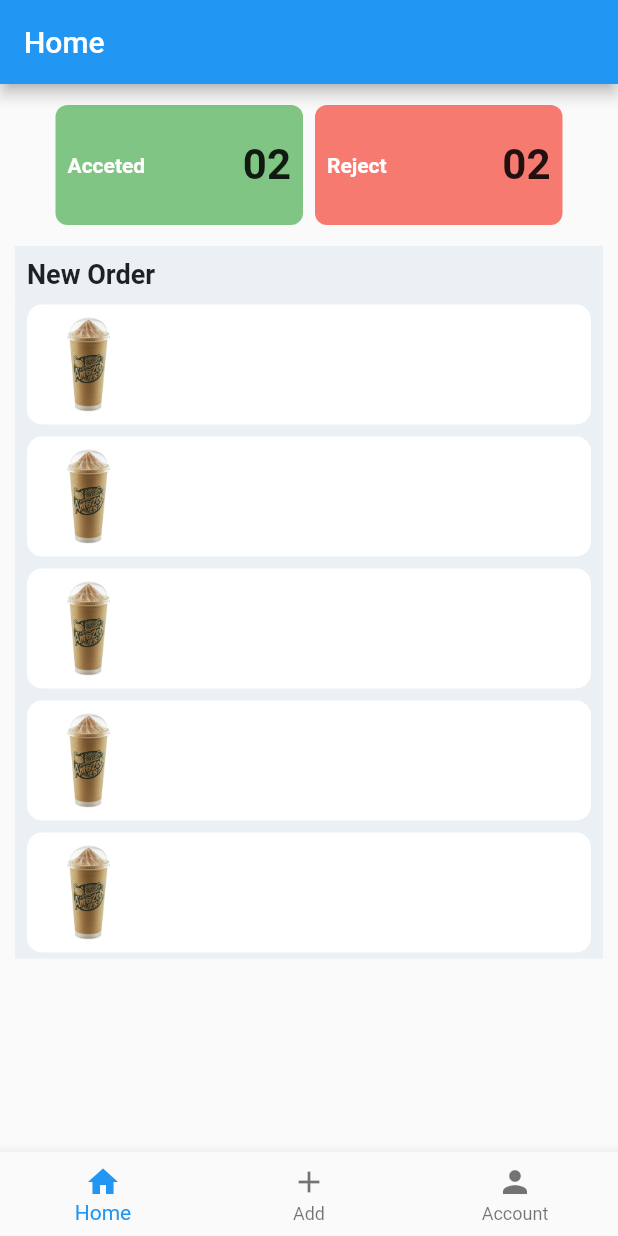
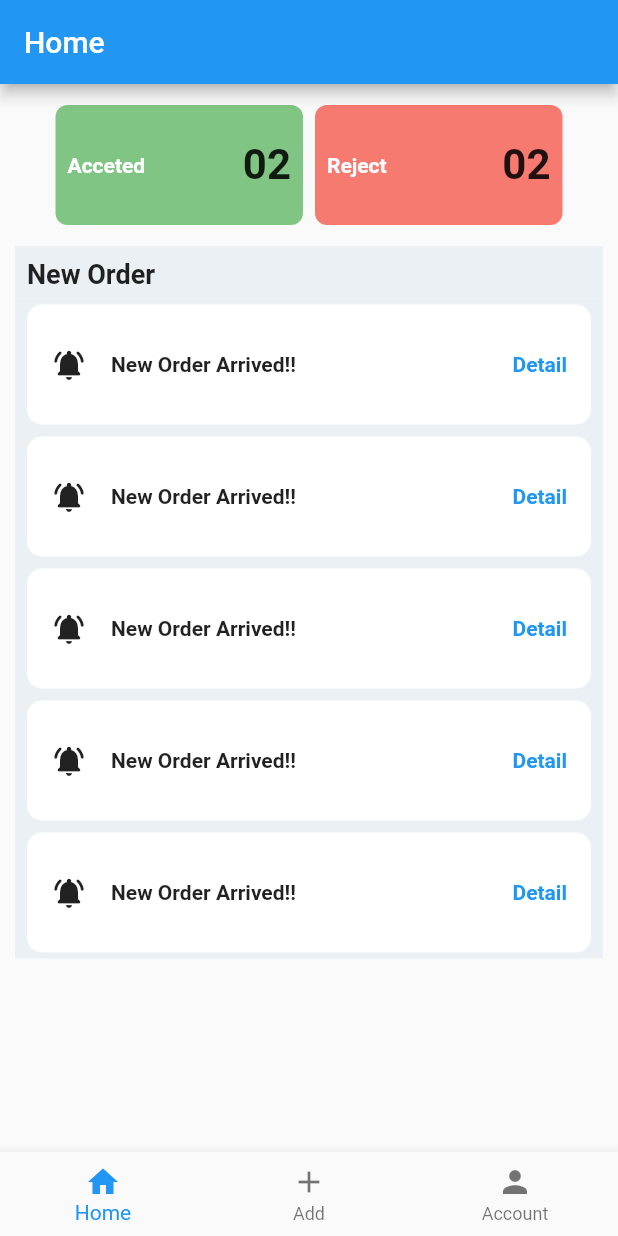
Before and after one commit to MounSovongdy/LoyEat_Merchant_App, a Flutter app: the screen it shows after launch, on a phone screen of 412 x 824 dp. Run offline on Flutter 3.47's test engine with Material 2 defaults, Android fonts, the phone set to English and light mode, and no system bars; our stand-ins replace cloud_firestore, firebase_core, get; accounts and stored records are empty.

Commit message:
latest upate

```diff
--- a/lib/src/srceen/account_screen.dart
+++ b/lib/src/srceen/account_screen.dart
@@ -57,10 +57,6 @@ class _AccountSrceenState extends State<AccountSrceen> {
                   child: Column(
                     mainAxisAlignment: MainAxisAlignment.start,
                     children: const [
-                      // Padding(
-                      //   padding: EdgeInsets.all(2),
-                      //   child: Text('Bay Kor Dot',style: TextStyle(fontWeight: FontWeight.bold,fontSize: 18,)),
-                      // ),
 
                     ],
                   ),
@@ -83,7 +79,7 @@ class _AccountSrceenState extends State<AccountSrceen> {
       ],
     );
   }
-   Widget get logoutbtn {
+  Widget get logoutbtn {
     return InkWell(
       child: Padding(
         padding: const EdgeInsets.symmetric(vertical: 32, horizontal: 10),
--- a/lib/src/srceen/home_srceen.dart
+++ b/lib/src/srceen/home_srceen.dart
@@ -1,7 +1,8 @@
 // ignore_for_file: deprecated_member_use
 
 import 'package:flutter/material.dart';
-import 'package:loy_eat_merchant_app/src/widget/list_new_order_widget.dart';
+import 'package:loy_eat_merchant_app/src/srceen/list_new_order_srceen.dart';
+import 'package:loy_eat_merchant_app/src/srceen/order_datail_screen.dart';
 
 class HomeSrceen extends StatefulWidget {
   const HomeSrceen({Key? key}) : super(key: key);
@@ -142,118 +143,46 @@ class _HomeSrceenState extends State<HomeSrceen> {
                   shrinkWrap: true,
                   itemCount: 8,
                   itemBuilder: (BuildContext context, int index) {
-                    return InkWell(
-                      child: Container(
+                    return Container(
                       margin: const EdgeInsets.symmetric(vertical: 4, horizontal: 8),
                       height: 80,
                       decoration: BoxDecoration(
                         color: const Color.fromARGB(255, 255, 255, 255),
                         borderRadius: BorderRadius.circular(10),
                       ),
-                        child: Column(
+                      child: Padding(
+                        padding: const EdgeInsets.all(8),
+                        child: Row(
                           children: [
-                            Row(
-                              children: [
-                                Padding(
-                                  padding: const EdgeInsets.all(4),
-                                  child: Container(
-                                    height: 72.0,
-                                    width: 72.0,
-                                    decoration: const BoxDecoration(
-                                      image: DecorationImage(
-                                        image:
-                                            AssetImage('assets/image/amazon_coffee.jpg'),
-                                        fit: BoxFit.fill,
-                                      ),
-                                      shape: BoxShape.circle,
-                                    ),
-                                  ),
+                            Container(
+                              padding: const EdgeInsets.all(8),
+                              child: const Icon(Icons.notifications_active_rounded)
                             ),
                             Container(
                               padding: const EdgeInsets.all(8),
-                                  child: const Text('',
+                              child: const Text('New Order Arrived!!',
                                   style:
                                       TextStyle(fontWeight: FontWeight.bold)),
                             ),
                             const Spacer(),
                             Container(
                               padding: const EdgeInsets.all(8),
-                                  child: const Text('',
+                              child: InkWell(
+                                child: const Text('Detail',
                                   style:
-                                        TextStyle(fontWeight: FontWeight.bold)),
-                                ),
-                              ],
+                                    TextStyle(fontWeight: FontWeight.bold,color: Colors.blue)),
+                                onTap: (){
+                                  Navigator.push(
+                                    context,
+                                    MaterialPageRoute(builder: (context) => const OrderDetailScreen()),
+                                  );
+                                }
+                              )
                             ),
                           ],
                         ),
                       ),
-                      onTap: () {
-
-                      },
                     );
-                    // return Card(
-                    //   child: Column(
-                    //     children: [
-                    //       const ListTile(
-                    //         leading: Text('ID: 221021004',style: TextStyle(
-                    //           fontSize: 14, fontWeight: FontWeight.bold),
-                    //         ),
-                    //       ),
-                    //       Padding(
-                    //         padding: const EdgeInsets.symmetric(horizontal:32,vertical:2),
-                    //         child: Row(
-                    //           mainAxisAlignment: MainAxisAlignment.spaceAround,
-                    //           children: const [
-                    //             Text('Bay Sor'),
-                    //             Text('X2'),
-                    //             Text('\$1.50'),
-                    //           ],
-                    //         ),
-                    //       ),
-                    //       Padding(
-                    //         padding: const EdgeInsets.symmetric(horizontal:32,vertical:2),
-                    //         child: Row(
-                    //           mainAxisAlignment: MainAxisAlignment.spaceAround,
-                    //           children: const [
-                    //             Text('Bay Sor'),
-                    //             Text('X2'),
-                    //             Text('\$1.50'),
-                    //           ],
-                    //         ),
-                    //       ),
-                    //       Padding(
-                    //         padding: const EdgeInsets.symmetric(horizontal:32,vertical:2),
-                    //         child: Row(
-                    //           mainAxisAlignment: MainAxisAlignment.spaceAround,
-                    //           children: const [
-                    //             Text('Bay Sor'),
-                    //             Text('X2'),
-                    //             Text('\$1.50'),
-                    //           ],
-                    //         ),
-                    //       ),
-                    //       ButtonBar(
-                    //         alignment: MainAxisAlignment.spaceAround,
-                    //         children: [
-                    //           FlatButton(
-                    //             textColor: Colors.red.withOpacity(0.7),
-                    //             onPressed: () {
-
-                    //             },
-                    //             child: const Text('Reject'),
-                    //           ),
-                    //           FlatButton(
-                    //             textColor: Colors.green.withOpacity(0.7),
-                    //             onPressed: () {
-
-                    //             },
-                    //             child: const Text('Accect')
-                    //           ),
-                    //         ],
-                    //       ),
-                    //     ],
-                    //   ),
-                    // );
                   },
                 ),
               ),
```
Also changed, not shown: lib/src/srceen/order_datail_screen.dart (added, +81 -0 lines), lib/src/srceen/list_new_order_srceen.dart (renamed from lib/src/widget/list_new_order_widget.dart). Lines whose indentation alone changed are shown as unchanged.
